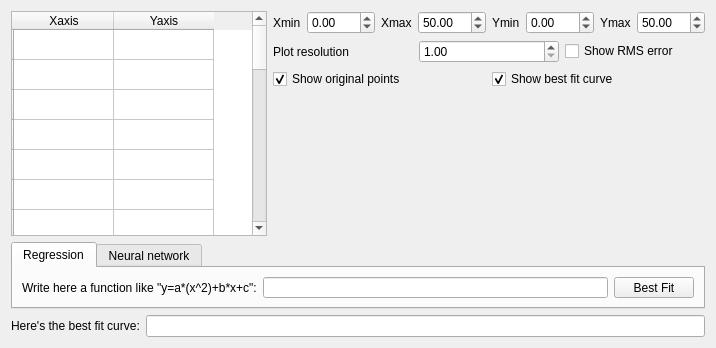
KDE/kartesio, file src/mainwindow.ui: the form before one commit.
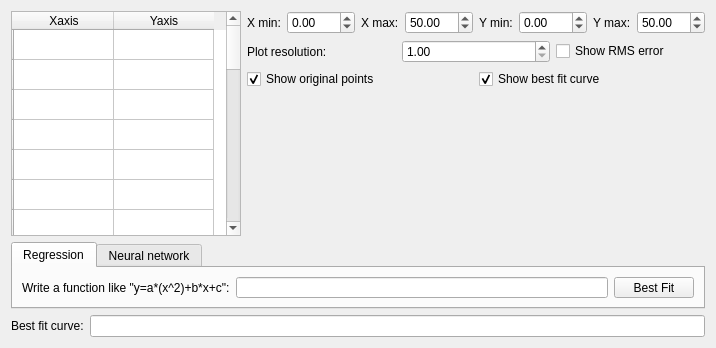
The form after the commit. Custom widgets are drawn as their Qt base class.

```diff
--- a/src/mainwindow.ui
+++ b/src/mainwindow.ui
@@ -16,7 +16,7 @@
      <item>
       <widget class="QLabel" name="label_2">
        <property name="text">
-        <string>Here's the best fit curve:</string>
+        <string>Best fit curve:</string>
        </property>
       </widget>
      </item>
@@ -46,7 +46,7 @@
          <item>
           <widget class="QLabel" name="label">
            <property name="text">
-            <string>Write here a function like &quot;y=a*(x^2)+b*x+c&quot;:</string>
+            <string>Write a function like &quot;y=a*(x^2)+b*x+c&quot;:</string>
            </property>
           </widget>
          </item>
@@ -345,7 +345,7 @@
          <item>
           <widget class="QLabel" name="label_3">
            <property name="text">
-            <string>Xmin</string>
+            <string>X min:</string>
            </property>
           </widget>
          </item>
@@ -362,7 +362,7 @@
          <item>
           <widget class="QLabel" name="label_4">
            <property name="text">
-            <string>Xmax</string>
+            <string>X max:</string>
            </property>
           </widget>
          </item>
@@ -382,7 +382,7 @@
          <item>
           <widget class="QLabel" name="label_5">
            <property name="text">
-            <string>Ymin</string>
+            <string>Y min:</string>
            </property>
           </widget>
          </item>
@@ -399,7 +399,7 @@
          <item>
           <widget class="QLabel" name="label_6">
            <property name="text">
-            <string>Ymax</string>
+            <string>Y max:</string>
            </property>
           </widget>
          </item>
@@ -423,7 +423,7 @@
          <item>
           <widget class="QLabel" name="label_8">
            <property name="text">
-            <string>Plot resolution</string>
+            <string>Plot resolution:</string>
            </property>
           </widget>
          </item>
```
